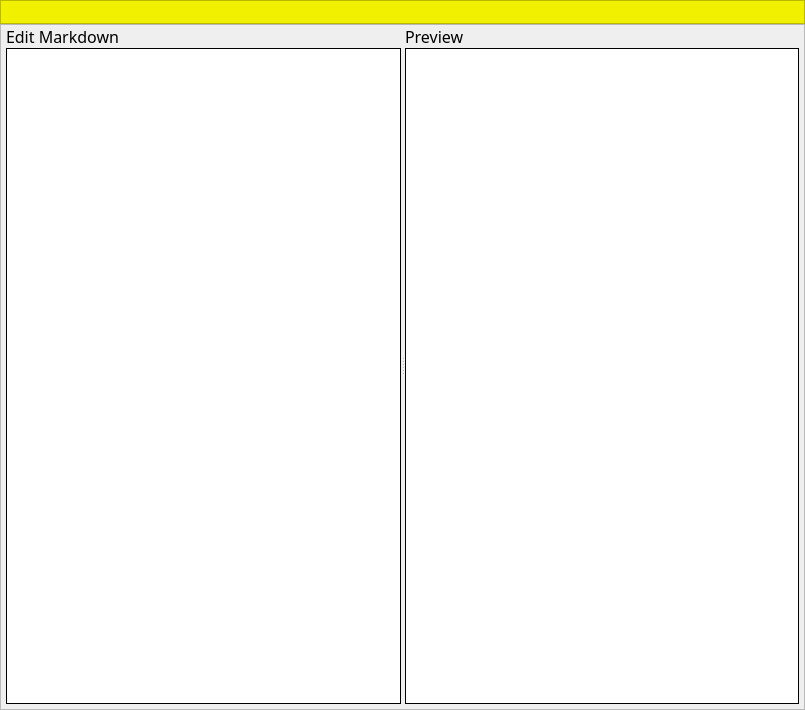
Above: GUI/note.ui from goldentoaste/honey-pot before the change. Below: the same form after it.
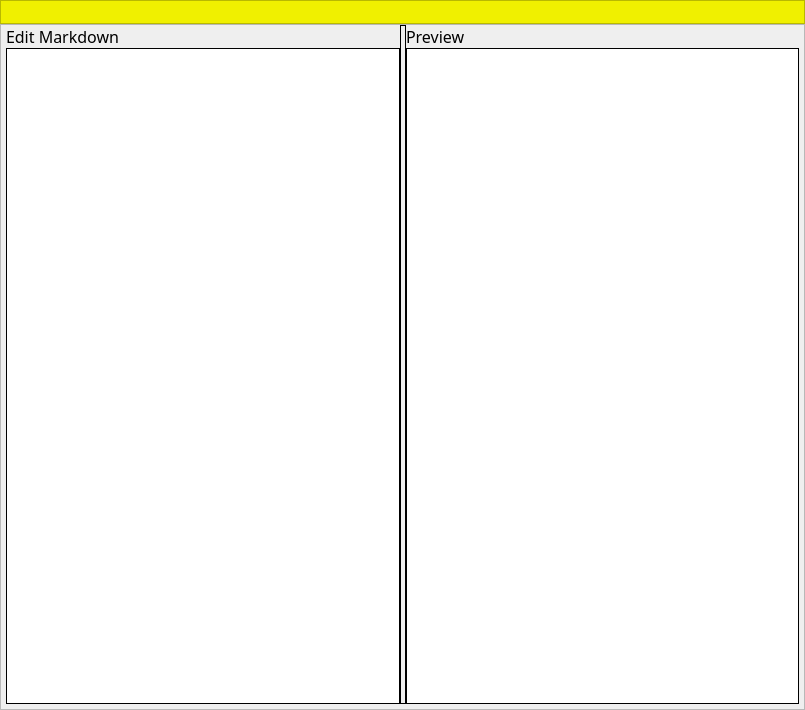
That is the form after the change. Custom widgets are drawn as their Qt base class.

Diff of the .ui file:
```diff
--- a/GUI/note.ui
+++ b/GUI/note.ui
@@ -263,6 +263,11 @@
       </property>
       <item>
        <widget class="QSplitter" name="splitter">
+        <property name="styleSheet">
+         <string notr="true">QSplitter::handle{
+	border: 1px solid black;
+}</string>
+        </property>
         <property name="orientation">
          <enum>Qt::Horizontal</enum>
         </property>
```
